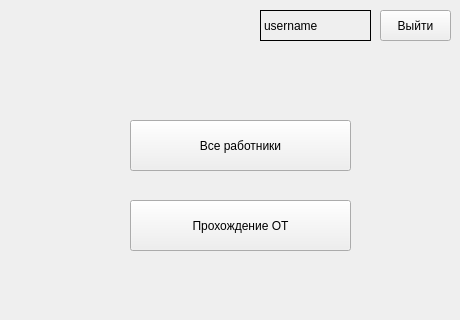
wave-or-corpuscula/LaborProtectionMonitoring, file app/forms/ui/MainMenuUi.ui: the form before one commit; both pictures show x 0 to 460 and y 0 to 320 of the 460 by 528 pixel window.
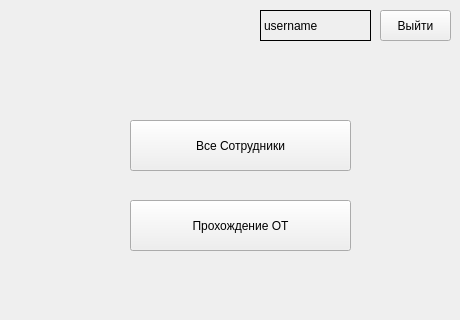
The form after the commit.

Diff of the .ui file:
```diff
--- a/app/forms/ui/MainMenuUi.ui
+++ b/app/forms/ui/MainMenuUi.ui
@@ -53,7 +53,7 @@
      </rect>
     </property>
     <property name="text">
-     <string>Все работники</string>
+     <string>Все Сотрудники</string>
     </property>
    </widget>
    <widget class="QPushButton" name="briefingCheck_pb">
```
